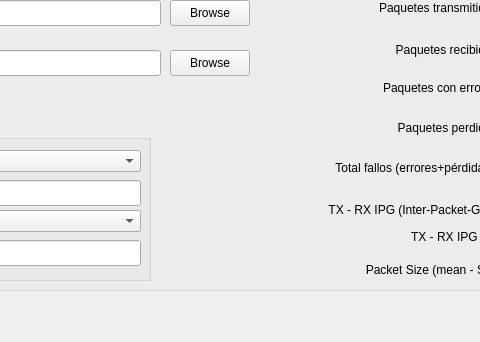
Qt form mainwindow.ui (dcentelles/comms_log_parser) before a commit; both pictures show x 400 to 880 and y 477 to 819 of the 1233 by 819 pixel window.
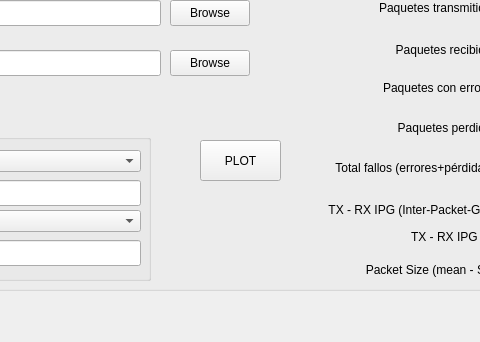
The same form after that commit.

The edit to the form file:
```diff
--- a/mainwindow.ui
+++ b/mainwindow.ui
@@ -617,6 +617,19 @@
       <bool>true</bool>
      </property>
     </widget>
+    <widget class="QToolButton" name="dl_plotButton">
+     <property name="geometry">
+      <rect>
+       <x>590</x>
+       <y>200</y>
+       <width>81</width>
+       <height>41</height>
+      </rect>
+     </property>
+     <property name="text">
+      <string>PLOT</string>
+     </property>
+    </widget>
    </widget>
    <widget class="QGroupBox" name="groupBox_6">
     <property name="geometry">
```
